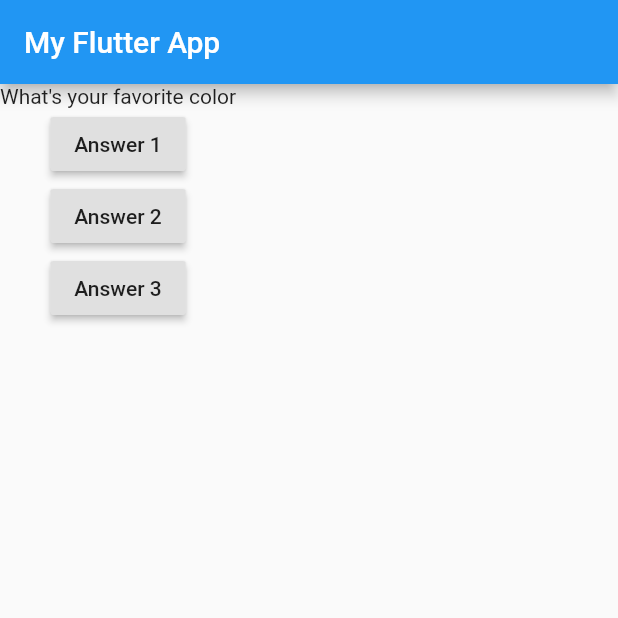
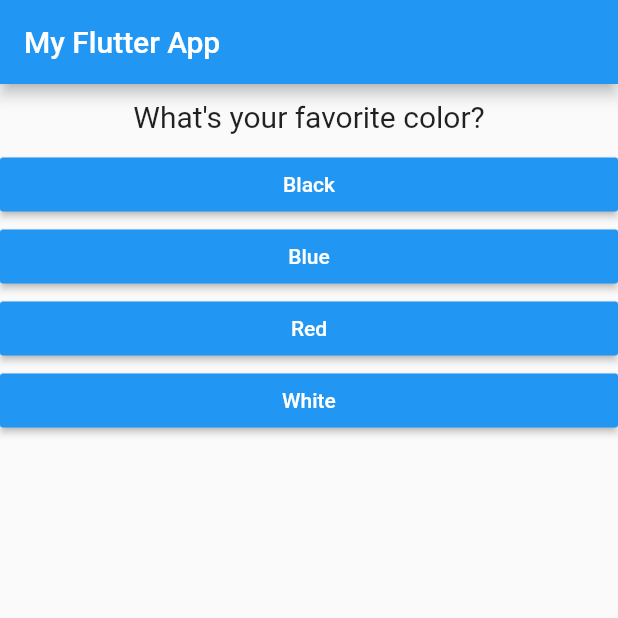
Before and after one commit to jmayora/myflutter_app, a Flutter app: the screen it shows after launch, on a phone screen of 412 x 824 dp, the top half of it. Run offline on Flutter 3.47's test engine with Material 2 defaults, Android fonts, the phone set to English and light mode, and no system bars.

Commit message:
create answer and question widgets

```diff
--- /dev/null
+++ b/lib/answer.dart
@@ -0,0 +1,23 @@
+import 'package:flutter/material.dart';
+
+
+class Answer extends StatelessWidget {
+
+  final Function answerQuestion;
+  final String answerText;
+
+  Answer(this.answerQuestion, this.answerText);
+  @override
+  Widget build(BuildContext context) {
+    // TODO: implement build
+    return Container(
+      width: double.infinity,
+      // ignore: deprecated_member_use
+      child: RaisedButton(
+          color: Colors.blue,
+          textColor: Colors.white,
+          child: Text(answerText),
+          onPressed: answerQuestion),
+    );
+  }
+}
--- a/lib/main.dart
+++ b/lib/main.dart
@@ -1,4 +1,6 @@
 import 'package:flutter/material.dart';
+import 'package:myflutter_app/answer.dart';
+import './question.dart';
 
 void main() {
   runApp(MyApp());
@@ -8,25 +10,35 @@ class MyApp extends StatefulWidget {
   @override
   State<StatefulWidget> createState() {
     // TODO: implement createState
-    return MyAppState();
+    return _MyAppState();
   }
+}
 
-}
-class MyAppState extends State {
-  var questionIndex = 0;
-  void answerQuestion() {
+class _MyAppState extends State {
+  var _questionIndex = 0;
+
+  void _answerQuestion() {
     setState(() {
-      questionIndex = questionIndex + 1;
+      _questionIndex = _questionIndex + 1;
     });
 
-    print('Answer chosen!');
+    print(_questionIndex);
   }
 
   Widget build(BuildContext context) {
     var questions = [
-      'What\'s your favorite color',
-      'What\'s your favorite animal',
-      'What\'s your favorite instructor'
+      {
+        'questionText': 'What\'s your favorite color?',
+        'answers': ['Black', 'Blue', 'Red', 'White']
+      },
+      {
+        'questionText': 'What\'s your favorite animal?',
+        'answers': ['Dog', 'Cat', 'Fish', 'Bird']
+      },
+      {
+        'questionText': 'What\'s your favorite movie genre?',
+        'answers': ['Drama', 'Horror', 'Science Fiction', 'Romantic']
+      }
     ];
     return MaterialApp(
       home: Scaffold(
@@ -35,16 +47,13 @@ class MyAppState extends State {
           ),
           body: Column(
             children: [
-              Text(questions[questionIndex]),
-              // ignore: deprecated_member_use
-              RaisedButton(child: Text('Answer 1'), onPressed: answerQuestion),
-              // ignore: deprecated_member_use
-              RaisedButton(child: Text('Answer 2'), onPressed: answerQuestion),
-              // ignore: deprecated_member_use
-              RaisedButton(child: Text('Answer 3'), onPressed: answerQuestion),
+              Question(questions[_questionIndex]['questionText']),
+              ...(questions[_questionIndex]['answers'] as List<String>).map((
+                  answer) {
+                return Answer(_answerQuestion, answer);
+              }).toList()
             ],
           )),
     );
   }
-
 }
--- /dev/null
+++ b/lib/question.dart
@@ -0,0 +1,23 @@
+import 'package:flutter/material.dart';
+import 'package:flutter/rendering.dart';
+
+class Question extends StatelessWidget {
+  final String questionText;
+
+  Question(this.questionText);
+
+  @override
+  Widget build(BuildContext context) {
+    // TODO: implement build
+    return Container(
+        width: double.infinity,
+        margin: EdgeInsets.all(10),
+        child: Text(
+          questionText,
+          style: TextStyle(
+            fontSize: 20,
+          ),
+          textAlign: TextAlign.center,
+        ));
+  }
+}
```
